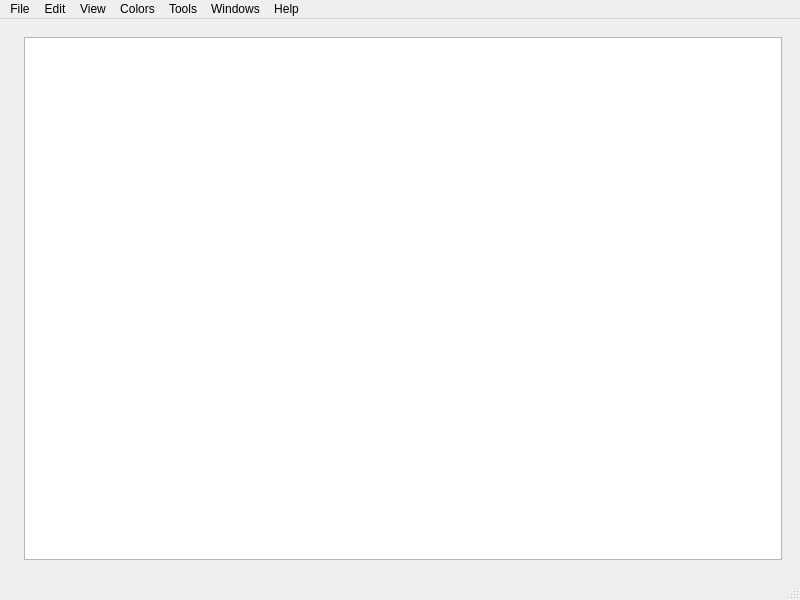
djeada/FullScreen-Pencil-Draw, file App/mainwindow.ui: the form before one commit.
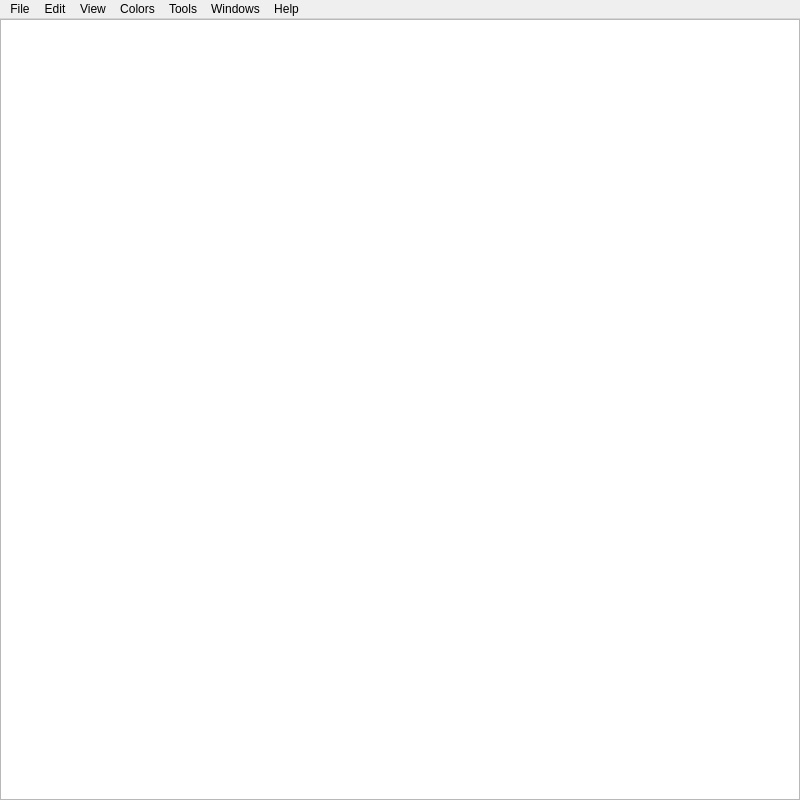
The form after the commit. Custom widgets are drawn as their Qt base class.

```diff
--- a/App/mainwindow.ui
+++ b/App/mainwindow.ui
@@ -7,7 +7,7 @@
     <x>0</x>
     <y>0</y>
     <width>800</width>
-    <height>600</height>
+    <height>800</height>
    </rect>
   </property>
   <property name="windowTitle">
@@ -15,12 +15,42 @@
   </property>
   <widget class="QWidget" name="centralwidget">
    <layout class="QHBoxLayout" name="horizontalLayout_2">
+    <property name="spacing">
+     <number>0</number>
+    </property>
+    <property name="leftMargin">
+     <number>0</number>
+    </property>
+    <property name="topMargin">
+     <number>0</number>
+    </property>
+    <property name="rightMargin">
+     <number>0</number>
+    </property>
+    <property name="bottomMargin">
+     <number>0</number>
+    </property>
     <item>
      <widget class="ToolBox" name="toolbox" native="true"/>
     </item>
     <item>
      <widget class="QWidget" name="widget" native="true">
       <layout class="QGridLayout" name="gridLayout">
+       <property name="leftMargin">
+        <number>0</number>
+       </property>
+       <property name="topMargin">
+        <number>0</number>
+       </property>
+       <property name="rightMargin">
+        <number>0</number>
+       </property>
+       <property name="bottomMargin">
+        <number>0</number>
+       </property>
+       <property name="spacing">
+        <number>0</number>
+       </property>
        <item row="0" column="0">
         <widget class="QGraphicsView" name="graphicsView"/>
        </item>
@@ -81,7 +111,6 @@
    <addaction name="menuWindows"/>
    <addaction name="menuHelp"/>
   </widget>
-  <widget class="QStatusBar" name="statusbar"/>
  </widget>
  <customwidgets>
   <customwidget>
```
